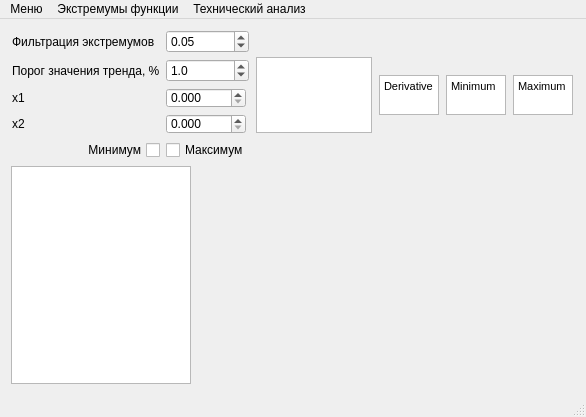
First picture: the form in mainwindow.ui, repository Kortesss/NO3, before the edit.
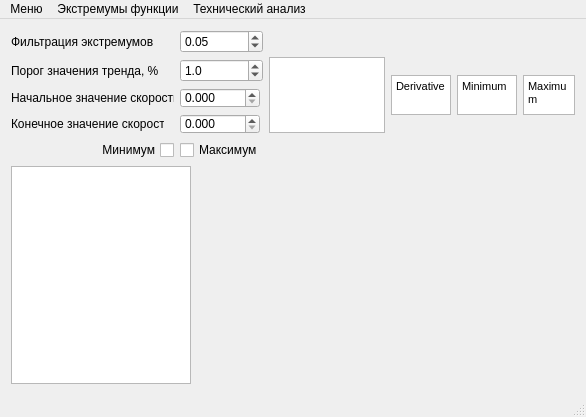
Second picture: the form after the edit. Icons and pictures are not drawn. Custom widgets are drawn as their Qt base class.

What changed in the file:
```diff
--- a/mainwindow.ui
+++ b/mainwindow.ui
@@ -52,12 +52,12 @@
          <widget class="QLabel" name="label">
           <property name="maximumSize">
            <size>
-            <width>20</width>
+            <width>163</width>
             <height>16777215</height>
            </size>
           </property>
           <property name="text">
-           <string>x1</string>
+           <string>Начальное значение скорости</string>
           </property>
          </widget>
         </item>
@@ -82,12 +82,12 @@
          <widget class="QLabel" name="label_3">
           <property name="maximumSize">
            <size>
-            <width>20</width>
+            <width>153</width>
             <height>16777215</height>
            </size>
           </property>
           <property name="text">
-           <string>x2</string>
+           <string>Конечное значение скорости</string>
           </property>
          </widget>
         </item>
```
Left out of the diff: 60 changed lines with no effect on the pictures.
